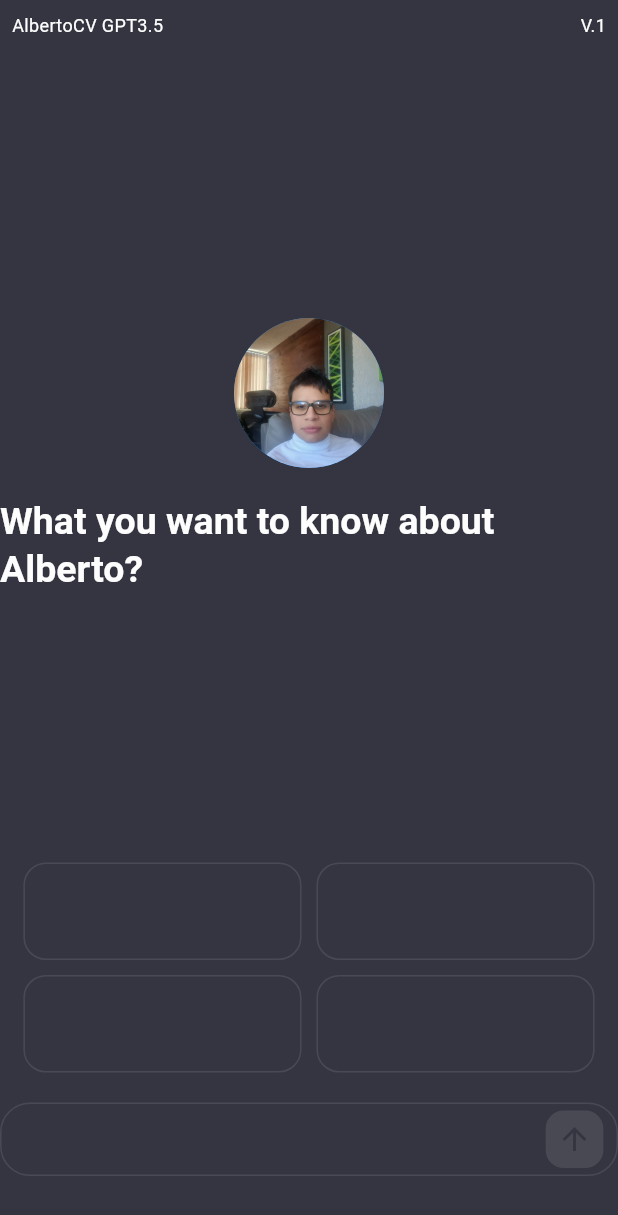
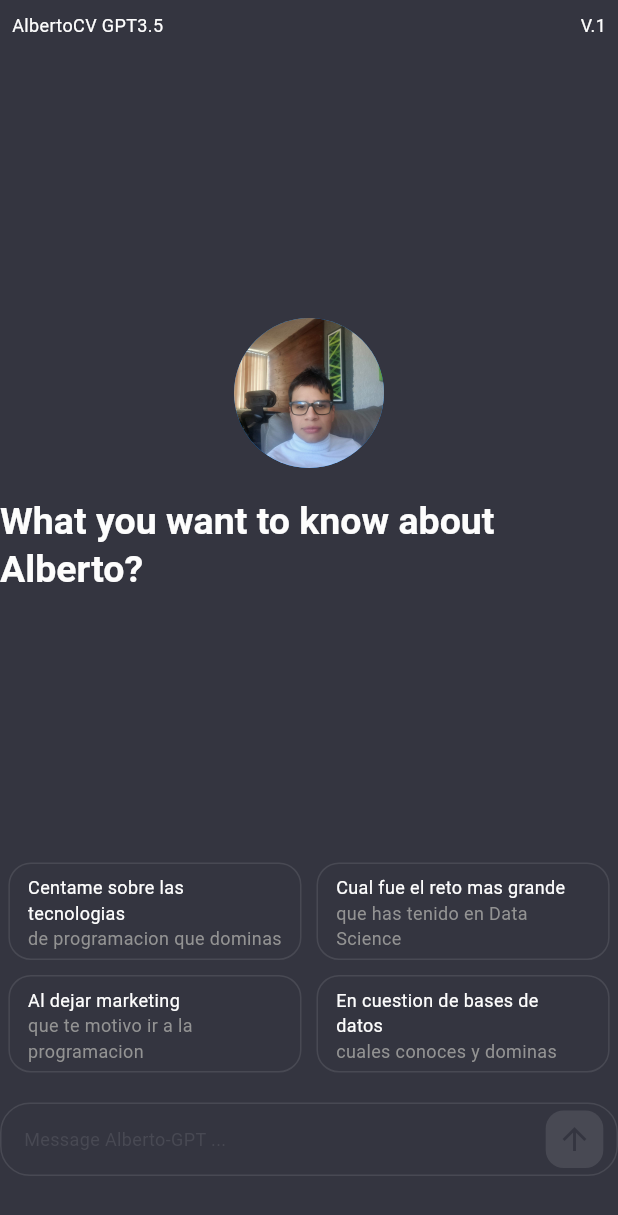
Before and after one commit to albint3r/ai-chat-bot-api, a Flutter app: the screen it shows after launch, on a phone screen of 412 x 824 dp. Shown: the top 1215 px of the screen. Run offline on Flutter 3.47's test engine with Material 3 defaults, Android fonts, the phone set to English and light mode, and no system bars; drawn by our look-alikes of reactive_forms; our stand-ins replace auto_route, bloc, dio, flutter_bloc, freezed_annotation, gap and 2 more; missing offline and left inert: a package.

```diff
--- a/lib/presentation/chatbot/widgets/question_card.dart
+++ b/lib/presentation/chatbot/widgets/question_card.dart
@@ -1,9 +1,16 @@
 import 'package:flutter/material.dart';
 
 import '../../core/widgets/cards/custom_primary_card.dart';
+import '../../core/widgets/text/text_body.dart';
 
 class QuestionCard extends StatelessWidget {
-  const QuestionCard({super.key});
+  const QuestionCard({
+    required this.title,
+    required this.subTitle,
+  });
+
+  final String title;
+  final String subTitle;
 
   double _getSizeScreen(double width) {
     if (width <= 700) return width * 0.45;
@@ -12,10 +19,26 @@ class QuestionCard extends StatelessWidget {
 
   @override
   Widget build(BuildContext context) {
+    final theme = Theme.of(context);
+    final colorScheme = theme.colorScheme;
     final width = MediaQuery.of(context).size.width;
     final sizeScreen = _getSizeScreen(width);
     return CustomPrimaryCard(
       width: sizeScreen,
+      child: Padding(
+        padding: const EdgeInsets.all(8.0),
+        child: Column(
+          mainAxisAlignment: MainAxisAlignment.center,
+          crossAxisAlignment: CrossAxisAlignment.start,
+          children: [
+            TextBody(title),
+            TextBody(
+              subTitle,
+              color: colorScheme.secondaryContainer,
+            ),
+          ],
+        ),
+      ),
     );
   }
 }
--- a/lib/presentation/chatbot/widgets/question_text_field.dart
+++ b/lib/presentation/chatbot/widgets/question_text_field.dart
@@ -21,6 +21,7 @@ class QuestionTextField extends StatelessWidget {
         child: ReactiveTextField(
           style: theme.textTheme.bodyMedium,
           decoration: InputDecoration(
+            hintText: 'Message Alberto-GPT ...',
             suffixIcon: Padding(
               padding: const EdgeInsets.only(right: 5),
               child: Transform.scale(
--- a/lib/presentation/chatbot/widgets/questions_suggestion.dart
+++ b/lib/presentation/chatbot/widgets/questions_suggestion.dart
@@ -14,9 +14,15 @@ class QuestionsSuggestion extends StatelessWidget {
           child: Row(
             mainAxisAlignment: MainAxisAlignment.center,
             children: [
-              QuestionCard(),
+              QuestionCard(
+                title: 'Centame sobre las tecnologias',
+                subTitle: 'de programacion que dominas',
+              ),
               Gap(10),
-              QuestionCard(),
+              QuestionCard(
+                title: 'Cual fue el reto mas grande',
+                subTitle: 'que has tenido en Data Science',
+              ),
             ],
           ),
         ),
@@ -24,9 +30,15 @@ class QuestionsSuggestion extends StatelessWidget {
         Row(
           mainAxisAlignment: MainAxisAlignment.center,
           children: [
-            QuestionCard(),
+            QuestionCard(
+              title: 'Al dejar marketing',
+              subTitle: 'que te motivo ir a la programacion',
+            ),
             Gap(10),
-            QuestionCard(),
+            QuestionCard(
+              title: 'En cuestion de bases de datos',
+              subTitle: 'cuales conoces y dominas',
+            ),
           ],
         )
       ],
--- a/lib/presentation/core/theme/color_scheme_theme_data.dart
+++ b/lib/presentation/core/theme/color_scheme_theme_data.dart
@@ -42,7 +42,7 @@ class ColorTheme {
         onSecondary: Color(0xff000000),
         primaryContainer: Color(0xff188bf6),
         onPrimaryContainer: Color(0xfffdfdfd),
-        secondaryContainer: Color(0xfff61818),
+        secondaryContainer: Color(0xff939393),
         onSecondaryContainer: Color(0xfffdfdfd),
         error: Color(0xffb00020),
         onError: Color(0xffffffff),
--- a/lib/presentation/core/theme/const_values.dart
+++ b/lib/presentation/core/theme/const_values.dart
@@ -1,4 +1,5 @@
 const borderRadius = 15.0;
+const padding = 5.0;
 const borderWidth = 1.0;
 // Font Size:
 const h1 = 25.0;
--- a/lib/presentation/core/widgets/cards/custom_primary_card.dart
+++ b/lib/presentation/core/widgets/cards/custom_primary_card.dart
@@ -7,28 +7,45 @@ class CustomPrimaryCard extends StatelessWidget {
     this.child,
     this.height = 65,
     this.width = 350,
+    this.onPressed,
   });
 
   final Widget? child;
   final double height;
   final double width;
+  final void Function()? onPressed;
+
+  ButtonStyle _getStyle(ColorScheme colorScheme) {
+    return OutlinedButton.styleFrom(
+      side: BorderSide(
+        color: colorScheme.onSurface,
+      ),
+      padding: EdgeInsets.zero,
+      shape: const RoundedRectangleBorder(
+        borderRadius: BorderRadius.all(
+          Radius.circular(borderRadius),
+        ),
+      ),
+    );
+  }
 
   @override
   Widget build(BuildContext context) {
     final theme = Theme.of(context);
     final colorScheme = theme.colorScheme;
-    return Container(
-      height: height,
-      width: width,
-      decoration: BoxDecoration(
-        borderRadius: const BorderRadius.all(
-          Radius.circular(borderRadius),
+    return OutlinedButton(
+      onPressed: onPressed,
+      style: _getStyle(colorScheme),
+      child: Padding(
+        padding: const EdgeInsets.symmetric(
+          horizontal: padding,
         ),
-        border: Border.all(
-          color: colorScheme.onSurface,
+        child: SizedBox(
+          height: height,
+          width: width,
+          child: child,
         ),
       ),
-      child: child,
     );
   }
 }
--- /dev/null
+++ b/lib/presentation/core/widgets/text/text_body.dart
@@ -0,0 +1,27 @@
+import 'package:flutter/material.dart';
+
+class TextBody extends StatelessWidget {
+  const TextBody(this.text, {
+    this.color,
+    this.fontSize,
+    this.textAlign,
+  });
+
+  final String text;
+  final Color? color;
+  final double? fontSize;
+  final TextAlign? textAlign;
+
+  @override
+  Widget build(BuildContext context) {
+    final theme = Theme.of(context);
+    return Text(
+      text,
+      textAlign: textAlign,
+      style: theme.textTheme.bodyMedium?.copyWith(
+        color: color,
+        fontSize: fontSize,
+      ),
+    );
+  }
+}
```
